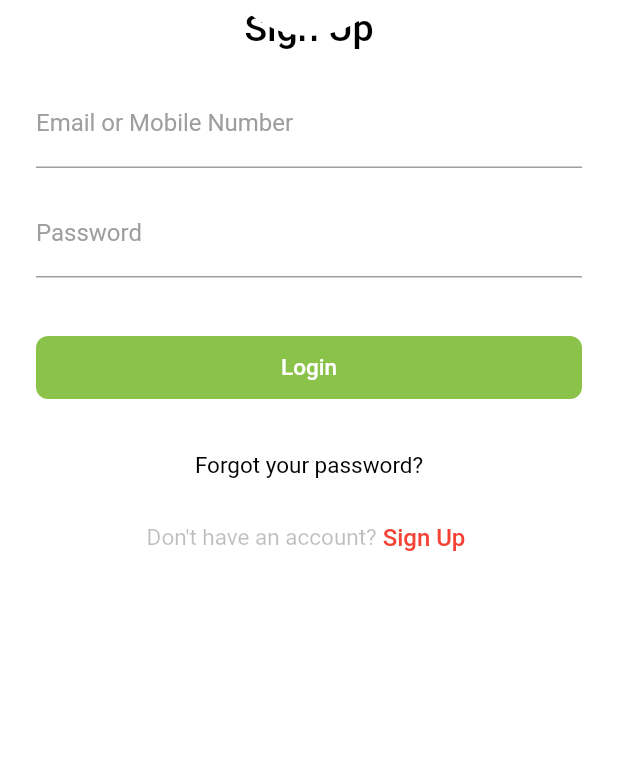
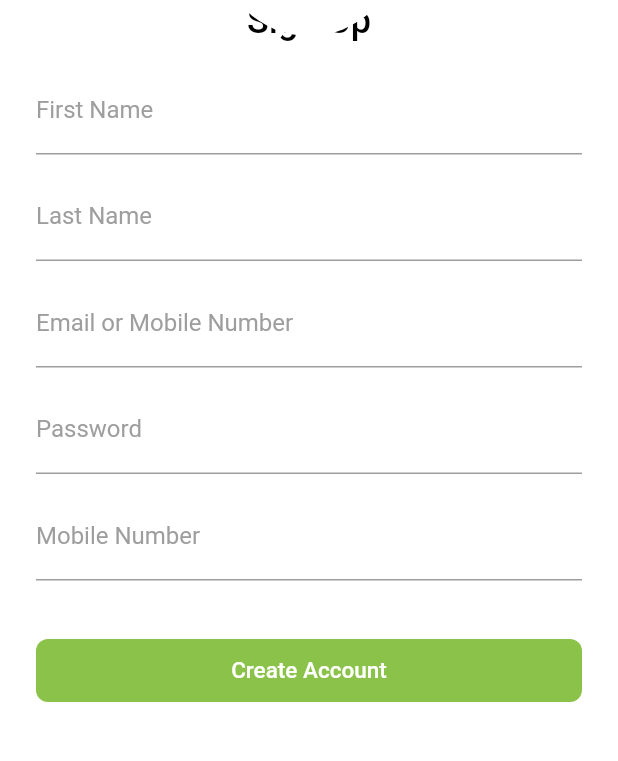
Before and after one commit to rjkalola/flutter_ecommerce, a Flutter app: the screen it shows after launch, after a tap on "Sign Up", on a phone screen of 412 x 824 dp, the part 219-980 px from its top. Run offline on Flutter 3.47's test engine with Material 2 defaults, Android fonts, the phone set to English and light mode, and no system bars; our stand-ins replace flutter_svg; missing offline and left inert: dart:ffi; network calls fail.

Commit message:
no message

```diff
--- /dev/null
+++ b/lib/model/user_info.dart
@@ -0,0 +1,57 @@
+// To parse this JSON data, do
+//
+//     final welcome = welcomeFromJson(jsonString);
+
+import 'dart:convert';
+
+class UserInfo {
+  UserInfo({
+    required this.id,
+    required this.firstName,
+    required this.middleName,
+    required this.lastName,
+    required this.email,
+    required this.name,
+    required this.phoneNumber,
+    required this.image,
+    required this.thumbImage,
+    required this.apiToken,
+  });
+
+  int id;
+  String firstName;
+  String middleName;
+  String lastName;
+  String email;
+  String name;
+  int phoneNumber;
+  String image;
+  String thumbImage;
+  String apiToken;
+
+  factory UserInfo.fromJson(Map<String, dynamic> json) => UserInfo(
+        id: json["id"],
+        firstName: json["first_name"],
+        middleName: json["middle_name"],
+        lastName: json["last_name"],
+        email: json["email"],
+        name: json["name"],
+        phoneNumber: json["phone_number"],
+        image: json["image"],
+        thumbImage: json["thumb_image"],
+        apiToken: json["api_token"],
+      );
+
+  Map<String, dynamic> toJson() => {
+        "id": id,
+        "first_name": firstName,
+        "middle_name": middleName,
+        "last_name": lastName,
+        "email": email,
+        "name": name,
+        "phone_number": phoneNumber,
+        "image": image,
+        "thumb_image": thumbImage,
+        "api_token": apiToken,
+      };
+}
--- a/lib/signup_screen.dart
+++ b/lib/signup_screen.dart
@@ -50,16 +50,39 @@ class SignUpState extends State<SignUpScreen> {
                         padding: const EdgeInsets.fromLTRB(24, 26, 24, 0),
                         child: ListView(
                           children: <Widget>[
-                            SizedBox(height: 4),
                             Center(
                               child: Text("Sign Up",
                                   style: TextStyle(
                                     color: Colors.black,
                                     fontWeight: FontWeight.w500,
-                                    fontSize: 25,
+                                    fontSize: 24,
                                   )),
                             ),
-                            SizedBox(height: 20),
+                            SizedBox(height: 16),
+                            TextFormField(
+                              keyboardType: TextInputType.text,
+                              textInputAction: TextInputAction.next,
+                              decoration: InputDecoration(
+                                hintText: 'First Name',
+                                labelText: 'First Name',
+                                labelStyle: TextStyle(color: Colors.grey),
+                                hintStyle:
+                                    TextStyle(fontSize: 15, color: Colors.grey),
+                              ),
+                            ),
+                            SizedBox(height: 12),
+                            TextFormField(
+                              keyboardType: TextInputType.text,
+                              textInputAction: TextInputAction.next,
+                              decoration: InputDecoration(
+                                hintText: 'Last Name',
+                                labelText: 'Last Name',
+                                labelStyle: TextStyle(color: Colors.grey),
+                                hintStyle:
+                                    TextStyle(fontSize: 15, color: Colors.grey),
+                              ),
+                            ),
+                            SizedBox(height: 12),
                             TextFormField(
                               controller: emailController,
                               keyboardType: TextInputType.emailAddress,
@@ -72,13 +95,32 @@ class SignUpState extends State<SignUpScreen> {
                                     TextStyle(fontSize: 15, color: Colors.grey),
                               ),
                             ),
-                            SizedBox(height: 14),
+                            SizedBox(height: 12),
                             TextFormField(
                               controller: passwordController,
-                              textInputAction: TextInputAction.done,
+                              textInputAction: TextInputAction.next,
                               decoration: InputDecoration(
                                 hintText: 'Password',
                                 labelText: 'Password',
+                                labelStyle: TextStyle(color: Colors.grey),
+                                hintStyle: TextStyle(
+                                  fontSize: 15,
+                                  color: Colors.grey,
+                                ),
+                              ),
+                            ),
+                            SizedBox(height: 12),
+                            TextFormField(
+                              keyboardType: TextInputType.number,
+                              inputFormatters: <TextInputFormatter>[
+                                // for below version 2 use this
+                                FilteringTextInputFormatter.allow(
+                                    RegExp(r'[0-9]'))
+                              ],
+                              textInputAction: TextInputAction.done,
+                              decoration: InputDecoration(
+                                hintText: 'Mobile Number',
+                                labelText: 'Mobile Number',
                                 labelStyle: TextStyle(color: Colors.grey),
                                 hintStyle: TextStyle(
                                   fontSize: 15,
@@ -95,46 +137,13 @@ class SignUpState extends State<SignUpScreen> {
                               splashColor: Colors.white.withAlpha(30),
                               shape: RoundedRectangleBorder(
                                   borderRadius: BorderRadius.circular(8)),
-                              child: Text("Login",
+                              child: Text("Create Account",
                                   style: TextStyle(
                                     color: Colors.white,
                                     fontWeight: FontWeight.w500,
                                     fontSize: 15,
                                   )),
                             ),
-                            SizedBox(height: 32),
-                            GestureDetector(
-                              onTap: () {},
-                              child: Center(
-                                  child: Text(
-                                "Forgot your password?",
-                                style: TextStyle(
-                                    fontSize: 15,
-                                    fontWeight: FontWeight.w400,
-                                    color: Colors.black),
-                              )),
-                            ),
-                            SizedBox(height: 26),
-                            Row(
-                              mainAxisAlignment: MainAxisAlignment.center,
-                              children: [
-                                Text("Don't have an account?",
-                                    style: TextStyle(
-                                      color: Colors.black26,
-                                      fontSize: 15,
-                                    )),
-                                Padding(
-                                  padding: EdgeInsets.all(4.0),
-                                  child: GestureDetector(
-                                      onTap: () {},
-                                      child: Text("Sign Up",
-                                          style: TextStyle(
-                                              color: Colors.red,
-                                              fontSize: 16,
-                                              fontWeight: FontWeight.w500))),
-                                )
-                              ],
-                            )
                           ],
                         ),
                       ),
--- a/lib/splash_screen.dart
+++ b/lib/splash_screen.dart
@@ -18,7 +18,7 @@ class _SplashScreenState extends State<SplashScreen> {
     Future.delayed(const Duration(seconds: 4), () {
       Navigator.pushReplacement(
         context,
-        MaterialPageRoute(builder: (context) => const SignUpScreen()),
+        MaterialPageRoute(builder: (context) => const LoginScreen()),
       );
     });
     super.initState();
--- /dev/null
+++ b/lib/utils.dart
@@ -0,0 +1,3 @@
+class Utils {
+  static String appUrl = "https://magasin.workpotency.com/api/v1/";
+}
--- a/pubspec.yaml
+++ b/pubspec.yaml
@@ -35,6 +35,9 @@ dependencies:
   # Use with the CupertinoIcons class for iOS style icons.
   cupertino_icons: ^1.0.2
   flutter_svg: ^1.1.4
+  shared_preferences: ^2.0.15
+  http: ^0.13.5
+  modal_progress_hud_nsn: ^0.3.0
 dev_dependencies:
   flutter_test:
     sdk: flutter
```
Also changed, not shown: lib/login_screen.dart (+30 -2 lines), lib/model/login_response.dart (added, +36 -0 lines), pubspec.lock.
